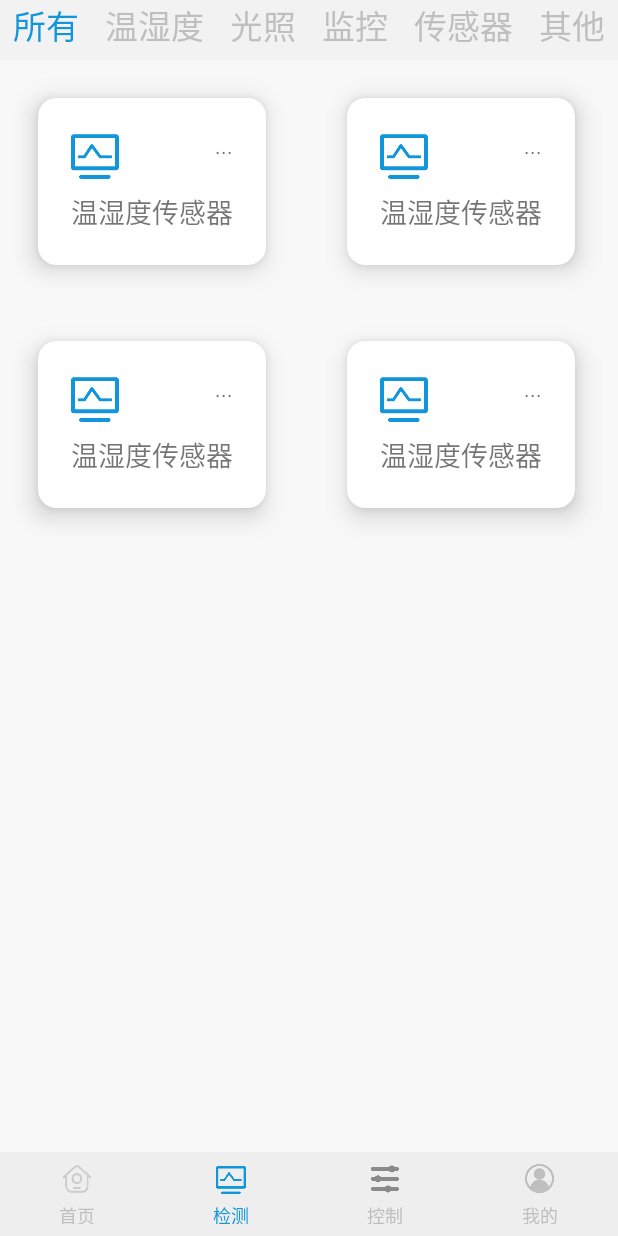
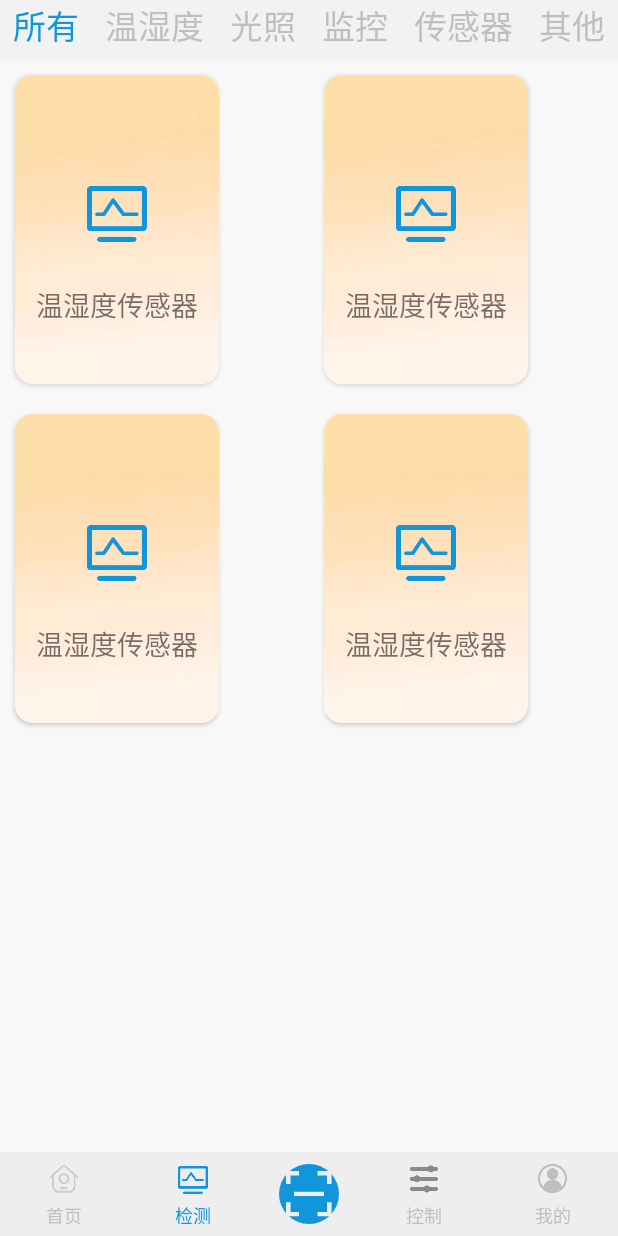
Before and after one commit to LionelWang-wx/SmartAgriculturePlus, an Android app: the MainActivity screen opened directly, with no data from a screen before it, item 2 of the bottom bar chosen, on a phone screen of 412 x 824 dp. Run offline under Robolectric (Android 15) with nearby library versions, the phone set to English and light mode, and no system bars; our stand-ins replace CircleImageView; libraries missing offline, so code that uses them is left out: cn.smssdk, cn.smssdk.gui.

Commit message:
优化添加扫一扫,优化监测适配器-吴军锋

```diff
--- a/app/src/main/java/com/myapp/smartagricultureplus/Adapter/MonitorAdapter.java
+++ b/app/src/main/java/com/myapp/smartagricultureplus/Adapter/MonitorAdapter.java
@@ -57,7 +57,7 @@ ArrayList<Monitor> monitors;
         public MonitorViewHolder(@NonNull View itemView) {
             super(itemView);
              iv_monitorIcon=itemView.findViewById(R.id.iv_monitorIcon);
-             tv_monitorPoint=itemView.findViewById(R.id.tv_monitorPoint);
+//             tv_monitorPoint=itemView.findViewById(R.id.tv_monitorPoint);
              tv_monitorName=itemView.findViewById(R.id.tv_monitorName);
         }
     }
--- a/app/src/main/res/layout/activity_main.xml
+++ b/app/src/main/res/layout/activity_main.xml
@@ -36,6 +36,11 @@
             android:layout_height="wrap_content"
             android:layout_weight="1"/>
 
+        <de.hdodenhof.circleimageview.CircleImageView
+            android:layout_width="wrap_content"
+            android:layout_height="match_parent"
+            android:src="@mipmap/img_scan_it_tow"/>
+
         <com.myapp.smartagricultureplus.DiyView.TabView
             android:id="@+id/tb_bt_wechat3"
             android:layout_width="wrap_content"
--- a/app/src/main/res/layout/monitor_item.xml
+++ b/app/src/main/res/layout/monitor_item.xml
@@ -5,46 +5,46 @@
     android:layout_height="wrap_content"
     xmlns:app="http://schemas.android.com/apk/res-auto"
     app:cardCornerRadius="12dp"
-    android:layout_margin="25dp"
+    android:layout_margin="10dp"
     android:layout_gravity="center_horizontal"
-    android:background="@color/background"
-    app:cardElevation="10dp">
+    app:cardElevation="2dp">
 
     <LinearLayout
-        android:layout_width="wrap_content"
-        android:layout_height="wrap_content"
+        android:layout_width="136dp"
+        android:layout_height="206dp"
         android:orientation="vertical"
-        android:padding="22dp"
+        android:paddingTop="30dp"
+        android:paddingBottom="18dp"
+        android:paddingLeft="10dp"
+        android:paddingRight="10dp"
         android:gravity="center"
+        android:background="@mipmap/img_small_background"
         >
 
         <LinearLayout
             android:layout_width="match_parent"
             android:layout_height="wrap_content"
+            android:layout_gravity="center"
+            android:gravity="center"
             >
 
 
             <ImageView
                 android:id="@+id/iv_monitorIcon"
-                android:layout_width="32dp"
-                android:layout_height="32dp"
+                android:layout_width="40dp"
+                android:layout_height="80dp"
+                android:layout_gravity="center"
                 android:src="@mipmap/img_carousel1" />
 
-            <TextView
-                android:id="@+id/tv_monitorPoint"
-                android:layout_width="wrap_content"
-                android:layout_height="wrap_content"
-                android:text="..."
-                android:layout_weight="1"
-                android:gravity="right"
-                />
         </LinearLayout>
 
         <TextView
             android:id="@+id/tv_monitorName"
-            android:layout_width="wrap_content"
+            android:layout_width="match_parent"
             android:layout_height="wrap_content"
             android:text="温湿度传感器"
+            android:layout_gravity="center"
+            android:gravity="center"
             android:textSize="18sp"
             android:layout_marginTop="8dp"
             />
--- a/app/src/main/res/layout/monitor_tab_view.xml
+++ b/app/src/main/res/layout/monitor_tab_view.xml
@@ -13,4 +13,5 @@
         android:layout_gravity="center"
         android:textSize="22sp"
         android:text="所有"/>
+
 </LinearLayout>
```
Also changed, not shown: app/src/main/res/mipmap-xxhdpi/img_not_logged_in.png (added), app/src/main/res/mipmap-xxhdpi/img_scan_it_tow.jpg (added), app/src/main/res/mipmap-xxhdpi/img_small_background.jpeg (added).
